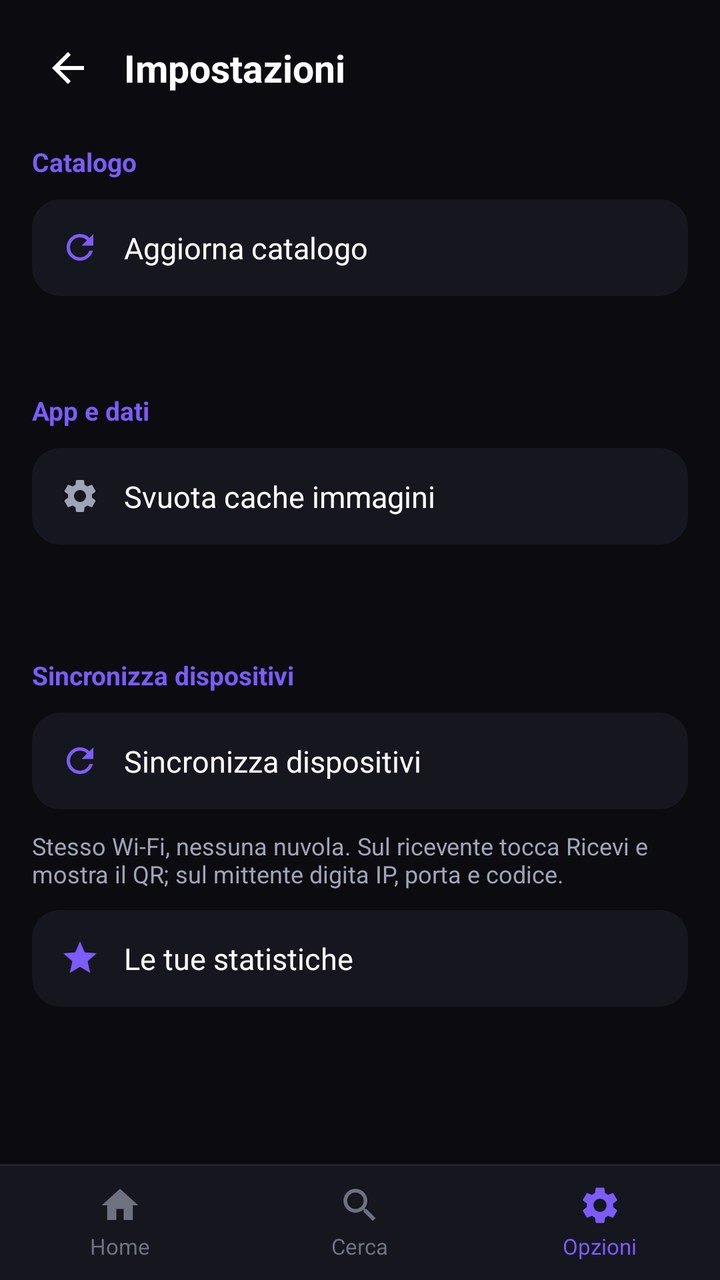
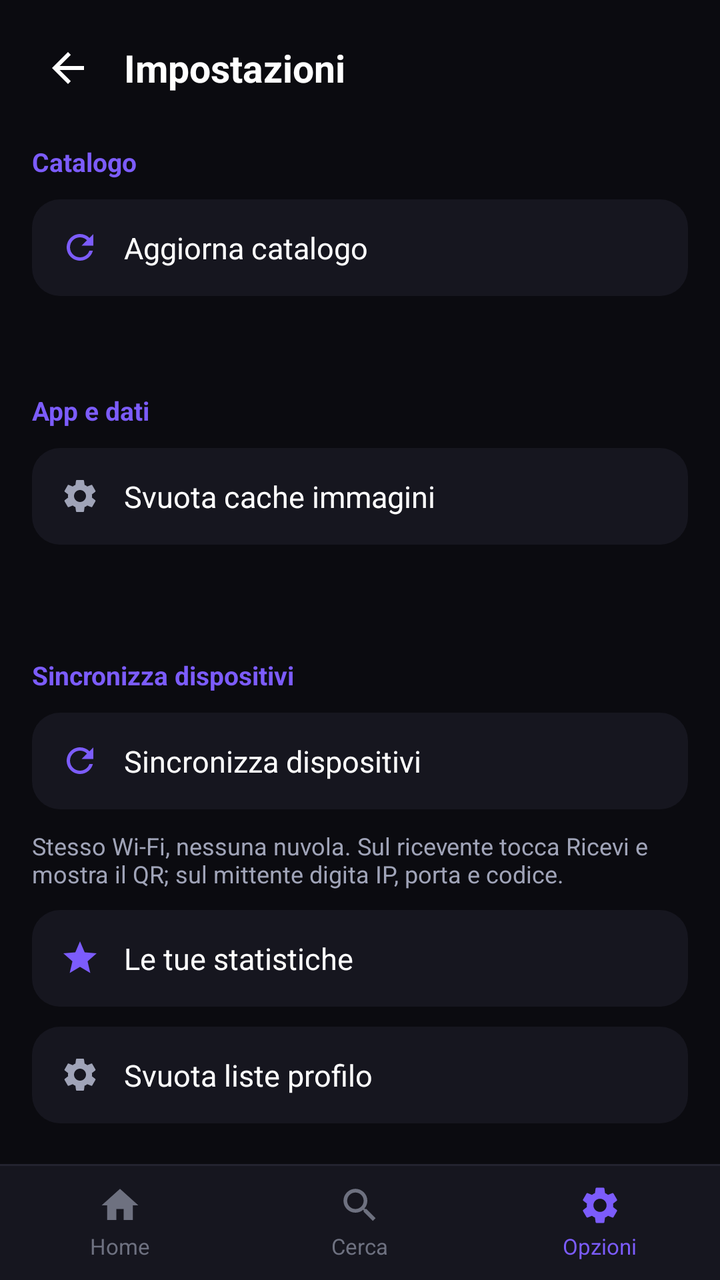

Compare the two renders of this Android layout. The source of the first and the diff that turns it into the second are given below.
<!-- AndroidManifest.xml: application theme AppTheme -->
<!-- res/layout/activity_settings.xml -->
<?xml version="1.0" encoding="utf-8"?>
<LinearLayout xmlns:android="http://schemas.android.com/apk/res/android"
    android:layout_width="match_parent"
    android:layout_height="match_parent"
    android:orientation="vertical"
    android:background="@color/bg">

    <LinearLayout
        android:layout_width="match_parent"
        android:layout_height="wrap_content"
        android:orientation="horizontal"
        android:gravity="center_vertical"
        android:paddingStart="16dp"
        android:paddingEnd="16dp"
        android:paddingTop="16dp"
        android:paddingBottom="12dp">

        <ImageView
            android:id="@+id/s_back"
            android:layout_width="36dp"
            android:layout_height="36dp"
            android:padding="6dp"
            android:src="@drawable/ic_arrow_back"
            android:tint="@color/text_primary"
            android:clickable="true"
            android:focusable="true"
            android:background="?android:attr/selectableItemBackgroundBorderless"
            android:contentDescription="@string/tab_home" />

        <TextView
            android:layout_width="wrap_content"
            android:layout_height="wrap_content"
            android:layout_marginStart="10dp"
            android:text="@string/settings_title"
            android:textSize="19sp"
            android:textStyle="bold"
            android:textColor="@color/text_primary" />
    </LinearLayout>

    <ScrollView
        android:layout_width="match_parent"
        android:layout_height="0dp"
        android:layout_weight="1"
        android:scrollbars="none">

        <LinearLayout
            android:layout_width="match_parent"
            android:layout_height="wrap_content"
            android:orientation="vertical"
            android:paddingStart="16dp"
            android:paddingEnd="16dp"
            android:paddingBottom="24dp">

            <TextView
                android:layout_width="wrap_content"
                android:layout_height="wrap_content"
                android:paddingTop="8dp"
                android:paddingBottom="10dp"
                android:text="@string/section_catalog"
                android:textSize="13sp"
                android:textStyle="bold"
                android:textColor="@color/accent" />

            <LinearLayout
                android:id="@+id/btn_update"
                android:layout_width="match_parent"
                android:layout_height="wrap_content"
                android:orientation="horizontal"
                android:gravity="center_vertical"
                android:background="@drawable/bg_episode_item"
                android:clickable="true"
                android:focusable="true"
                android:paddingStart="14dp"
                android:paddingEnd="14dp"
                android:paddingTop="14dp"
                android:paddingBottom="14dp">

                <ImageView
                    android:layout_width="20dp"
                    android:layout_height="20dp"
                    android:src="@drawable/ic_refresh"
                    android:tint="@color/accent"
                    android:contentDescription="@null" />

                <TextView
                    android:layout_width="0dp"
                    android:layout_height="wrap_content"
                    android:layout_weight="1"
                    android:layout_marginStart="12dp"
                    android:text="@string/update_catalog"
                    android:textSize="15sp"
                    android:textColor="@color/text_primary" />
            </LinearLayout>

            <TextView
                android:id="@+id/s_status"
                android:layout_width="match_parent"
                android:layout_height="wrap_content"
                android:paddingTop="10dp"
                android:textSize="13sp"
                android:textColor="@color/status_error"
                android:visibility="gone" />

            <TextView
                android:id="@+id/s_info_catalog"
                android:layout_width="match_parent"
                android:layout_height="wrap_content"
                android:paddingTop="10dp"
                android:textSize="12sp"
                android:textColor="@color/text_secondary" />

            <TextView
                android:layout_width="wrap_content"
                android:layout_height="wrap_content"
                android:paddingTop="22dp"
                android:paddingBottom="10dp"
                android:text="@string/section_app"
                android:textSize="13sp"
                android:textStyle="bold"
                android:textColor="@color/accent" />

            <LinearLayout
                android:id="@+id/btn_clear_cache"
                android:layout_width="match_parent"
                android:layout_height="wrap_content"
                android:orientation="horizontal"
                android:gravity="center_vertical"
                android:background="@drawable/bg_episode_item"
                android:clickable="true"
                android:focusable="true"
                android:paddingStart="14dp"
                android:paddingEnd="14dp"
                android:paddingTop="14dp"
                android:paddingBottom="14dp">

                <ImageView
                    android:layout_width="20dp"
                    android:layout_height="20dp"
                    android:src="@drawable/ic_settings"
                    android:tint="@color/text_secondary"
                    android:contentDescription="@null" />

                <TextView
                    android:layout_width="0dp"
                    android:layout_height="wrap_content"
                    android:layout_weight="1"
                    android:layout_marginStart="12dp"
                    android:text="@string/clear_cache"
                    android:textSize="15sp"
                    android:textColor="@color/text_primary" />
            </LinearLayout>

            <TextView
                android:id="@+id/s_info_app"
                android:layout_width="match_parent"
                android:layout_height="wrap_content"
                android:paddingTop="18dp"
                android:textSize="12sp"
                android:textColor="@color/text_hint" />

            <TextView
                android:layout_width="wrap_content"
                android:layout_height="wrap_content"
                android:paddingTop="22dp"
                android:paddingBottom="10dp"
                android:text="@string/sync_title"
                android:textSize="13sp"
                android:textStyle="bold"
                android:textColor="@color/accent" />

            <LinearLayout
                android:id="@+id/btn_sync"
                android:layout_width="match_parent"
                android:layout_height="wrap_content"
                android:orientation="horizontal"
                android:gravity="center_vertical"
                android:background="@drawable/bg_episode_item"
                android:clickable="true"
                android:focusable="true"
                android:paddingStart="14dp"
                android:paddingEnd="14dp"
                android:paddingTop="14dp"
                android:paddingBottom="14dp">

                <ImageView
                    android:layout_width="20dp"
                    android:layout_height="20dp"
                    android:src="@drawable/ic_refresh"
                    android:tint="@color/accent"
                    android:contentDescription="@null" />

                <TextView
                    android:layout_width="0dp"
                    android:layout_height="wrap_content"
                    android:layout_weight="1"
                    android:layout_marginStart="12dp"
                    android:text="@string/sync_title"
                    android:textSize="15sp"
                    android:textColor="@color/text_primary" />
            </LinearLayout>

            <TextView
                android:layout_width="match_parent"
                android:layout_height="wrap_content"
                android:paddingTop="10dp"
                android:text="@string/sync_hint"
                android:textSize="12sp"
                android:textColor="@color/text_secondary" />

            <LinearLayout
                android:id="@+id/btn_stats"
                android:layout_width="match_parent"
                android:layout_height="wrap_content"
                android:orientation="horizontal"
                android:gravity="center_vertical"
                android:background="@drawable/bg_episode_item"
                android:clickable="true"
                android:focusable="true"
                android:layout_marginTop="10dp"
                android:paddingStart="14dp"
                android:paddingEnd="14dp"
                android:paddingTop="14dp"
                android:paddingBottom="14dp">

                <ImageView
                    android:layout_width="20dp"
                    android:layout_height="20dp"
                    android:src="@drawable/ic_star"
                    android:tint="@color/accent"
                    android:contentDescription="@null" />

                <TextView
                    android:layout_width="0dp"
                    android:layout_height="wrap_content"
                    android:layout_weight="1"
                    android:layout_marginStart="12dp"
                    android:text="@string/stats_title"
                    android:textSize="15sp"
                    android:textColor="@color/text_primary" />
            </LinearLayout>
        </LinearLayout>
    </ScrollView>

    <LinearLayout
        android:layout_width="match_parent"
        android:layout_height="58dp"
        android:orientation="horizontal"
        android:background="@drawable/bg_bottom_nav"
        android:elevation="8dp">

        <LinearLayout
            android:id="@+id/btn_tab_home"
            android:layout_width="0dp"
            android:layout_height="match_parent"
            android:layout_weight="1"
            android:orientation="vertical"
            android:gravity="center"
            android:clickable="true"
            android:focusable="true"
            android:background="?android:attr/selectableItemBackground">

            <ImageView
                android:layout_width="22dp"
                android:layout_height="22dp"
                android:src="@drawable/ic_home"
                android:tint="@color/text_hint"
                android:contentDescription="@string/tab_home" />

            <TextView
                android:layout_width="wrap_content"
                android:layout_height="wrap_content"
                android:layout_marginTop="2dp"
                android:text="@string/tab_home"
                android:textSize="11sp"
                android:textColor="@color/text_hint" />
        </LinearLayout>

        <LinearLayout
            android:id="@+id/btn_tab_search"
            android:layout_width="0dp"
            android:layout_height="match_parent"
            android:layout_weight="1"
            android:orientation="vertical"
            android:gravity="center"
            android:clickable="true"
            android:focusable="true"
            android:background="?android:attr/selectableItemBackground">

            <ImageView
                android:layout_width="22dp"
                android:layout_height="22dp"
                android:src="@drawable/ic_search"
                android:tint="@color/text_hint"
                android:contentDescription="@string/tab_search" />

            <TextView
                android:layout_width="wrap_content"
                android:layout_height="wrap_content"
                android:layout_marginTop="2dp"
                android:text="@string/tab_search"
                android:textSize="11sp"
                android:textColor="@color/text_hint" />
        </LinearLayout>

        <LinearLayout
            android:id="@+id/btn_tab_settings"
            android:layout_width="0dp"
            android:layout_height="match_parent"
            android:layout_weight="1"
            android:orientation="vertical"
            android:gravity="center"
            android:clickable="true"
            android:focusable="true"
            android:background="?android:attr/selectableItemBackground">

            <ImageView
                android:layout_width="22dp"
                android:layout_height="22dp"
                android:src="@drawable/ic_settings"
                android:tint="@color/accent"
                android:contentDescription="@string/tab_settings" />

            <TextView
                android:layout_width="wrap_content"
                android:layout_height="wrap_content"
                android:layout_marginTop="2dp"
                android:text="@string/tab_settings"
                android:textSize="11sp"
                android:textColor="@color/accent" />
        </LinearLayout>
    </LinearLayout>
</LinearLayout>
<!-- resources referenced by this layout -->
<resources>
  <color name="accent">#7C5CFC</color>
  <color name="bg">#0B0B10</color>
  <color name="status_error">#FF7043</color>
  <color name="text_hint">#6E7180</color>
  <color name="text_primary">#FFFFFF</color>
  <color name="text_secondary">#A0A4B8</color>
  <!-- drawable bg_bottom_nav (drawable) -->
  <?xml version="1.0" encoding="utf-8"?>
  <layer-list xmlns:android="http://schemas.android.com/apk/res/android">
      <item>
          <shape android:shape="rectangle">
              <solid android:color="@color/divider" />
          </shape>
      </item>
      <item android:top="1dp">
          <shape android:shape="rectangle">
              <solid android:color="@color/surface" />
          </shape>
      </item>
  </layer-list>
  <!-- drawable bg_episode_item (drawable) -->
  <?xml version="1.0" encoding="utf-8"?>
  <ripple xmlns:android="http://schemas.android.com/apk/res/android"
      android:color="#22FFFFFF">
      <item>
          <shape android:shape="rectangle">
              <solid android:color="@color/surface" />
              <corners android:radius="14dp" />
          </shape>
      </item>
  </ripple>
  <!-- drawable ic_arrow_back (drawable) -->
  <?xml version="1.0" encoding="utf-8"?>
  <vector xmlns:android="http://schemas.android.com/apk/res/android"
      android:width="24dp" android:height="24dp"
      android:viewportWidth="24" android:viewportHeight="24">
      <path
          android:fillColor="#FFFFFFFF"
          android:pathData="M20,11H7.83l5.59,-5.59L12,4l-8,8 8,8 1.41,-1.41L7.83,13H20v-2z" />
  </vector>
  <!-- drawable ic_home (drawable) -->
  <?xml version="1.0" encoding="utf-8"?>
  <vector xmlns:android="http://schemas.android.com/apk/res/android"
      android:width="24dp" android:height="24dp"
      android:viewportWidth="24" android:viewportHeight="24">
      <path
          android:fillColor="#FFFFFFFF"
          android:pathData="M10,20v-6h4v6h5v-8h3L12,3 2,12h3v8z" />
  </vector>
  <!-- drawable ic_refresh (drawable) -->
  <?xml version="1.0" encoding="utf-8"?>
  <vector xmlns:android="http://schemas.android.com/apk/res/android"
      android:width="24dp" android:height="24dp"
      android:viewportWidth="24" android:viewportHeight="24">
      <path
          android:fillColor="#FFFFFFFF"
          android:pathData="M17.65,6.35C16.2,4.9 14.21,4 12,4c-4.42,0 -7.99,3.58 -7.99,8s3.57,8 7.99,8c3.73,0 6.84,-2.55 7.73,-6h-2.08c-0.82,2.33 -3.04,4 -5.65,4 -3.31,0 -6,-2.69 -6,-6s2.69,-6 6,-6c1.66,0 3.14,0.69 4.22,1.78L13,11h7V4l-2.35,2.35z" />
  </vector>
  <!-- drawable ic_star (drawable) -->
  <?xml version="1.0" encoding="utf-8"?>
  <vector xmlns:android="http://schemas.android.com/apk/res/android"
      android:width="24dp" android:height="24dp"
      android:viewportWidth="24" android:viewportHeight="24">
      <path
          android:fillColor="#FFFFFFFF"
          android:pathData="M12,17.27L18.18,21l-1.64,-7.03L22,9.24l-7.19,-0.61L12,2 9.19,8.63 2,9.24l5.46,4.73L5.82,21z" />
  </vector>
  <string name="clear_cache">Svuota cache immagini</string>
  <string name="section_app">App e dati</string>
  <string name="section_catalog">Catalogo</string>
  <string name="settings_title">Impostazioni</string>
  <string name="stats_title">Le tue statistiche</string>
  <string name="sync_hint">Stesso Wi-Fi, nessuna nuvola. Sul ricevente tocca Ricevi e mostra il QR; sul mittente digita IP, porta e codice.</string>
  <string name="sync_title">Sincronizza dispositivi</string>
  <string name="tab_home">Home</string>
  <string name="tab_search">Cerca</string>
  <string name="tab_settings">Opzioni</string>
  <string name="update_catalog">Aggiorna catalogo</string>
  <color name="divider">#23232F</color>
  <color name="surface">#16161F</color>
  <!-- unchanged entries left out for length: 3 -->
</resources>

<!-- the commit's change to res/layout/activity_settings.xml (unified diff, before → after) -->
@@ -238,6 +238,38 @@
                     android:textSize="15sp"
                     android:textColor="@color/text_primary" />
             </LinearLayout>
+
+            <LinearLayout
+                android:id="@+id/btn_clear_lists"
+                android:layout_width="match_parent"
+                android:layout_height="wrap_content"
+                android:orientation="horizontal"
+                android:gravity="center_vertical"
+                android:background="@drawable/bg_episode_item"
+                android:clickable="true"
+                android:focusable="true"
+                android:layout_marginTop="10dp"
+                android:paddingStart="14dp"
+                android:paddingEnd="14dp"
+                android:paddingTop="14dp"
+                android:paddingBottom="14dp">
+
+                <ImageView
+                    android:layout_width="20dp"
+                    android:layout_height="20dp"
+                    android:src="@drawable/ic_settings"
+                    android:tint="@color/text_secondary"
+                    android:contentDescription="@null" />
+
+                <TextView
+                    android:layout_width="0dp"
+                    android:layout_height="wrap_content"
+                    android:layout_weight="1"
+                    android:layout_marginStart="12dp"
+                    android:text="@string/clear_lists"
+                    android:textSize="15sp"
+                    android:textColor="@color/text_primary" />
+            </LinearLayout>
         </LinearLayout>
     </ScrollView>
 
<!-- resource entries referenced after the edit -->
@@ -68,6 +68,7 @@
           android:pathData="M12,17.27L18.18,21l-1.64,-7.03L22,9.24l-7.19,-0.61L12,2 9.19,8.63 2,9.24l5.46,4.73L5.82,21z" />
   </vector>
   <string name="clear_cache">Svuota cache immagini</string>
+  <string name="clear_lists">Svuota liste profilo</string>
   <string name="section_app">App e dati</string>
   <string name="section_catalog">Catalogo</string>
   <string name="settings_title">Impostazioni</string>
